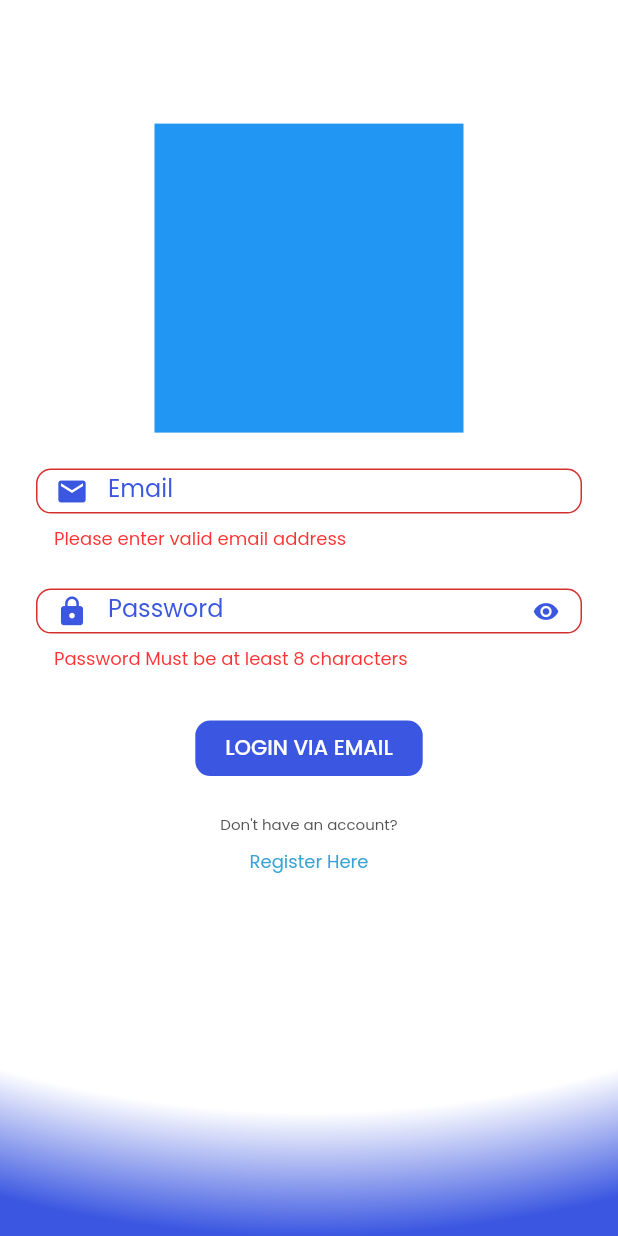
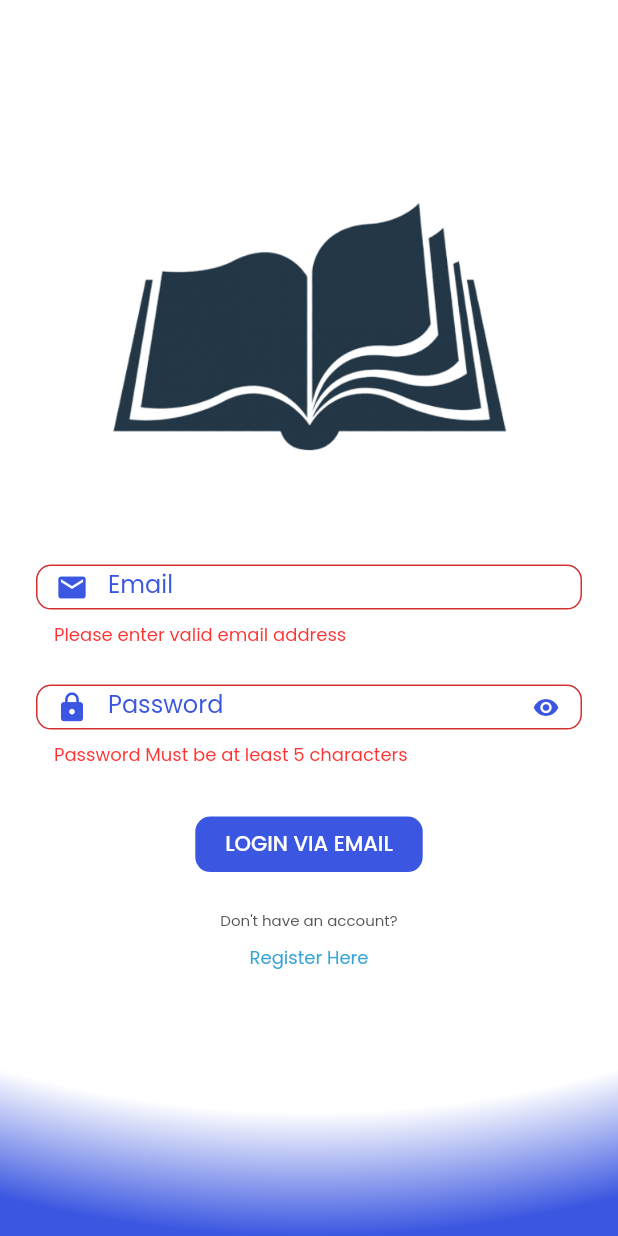
Before and after one commit to WeiJun0507/FYP_Project_LMS, a Flutter app: the screen it shows after launch, after a tap on "LOGIN VIA EMAIL", on a phone screen of 412 x 824 dp. Run offline on Flutter 3.47's test engine with Material 2 defaults, Android fonts, the phone set to English and light mode, and no system bars; our stand-ins replace firebase_auth, firebase_core, google_fonts, nb_utils; accounts and stored records are empty.

```diff
--- a/lib/main.dart
+++ b/lib/main.dart
@@ -1,8 +1,7 @@
 import 'package:flutter/material.dart';
 import 'package:flutter/services.dart';
-
 import 'package:nb_utils/nb_utils.dart';
-
+import 'package:firebase_core/firebase_core.dart';
 import 'routes/routes.dart';
 
 void main() async {
@@ -10,7 +9,7 @@ void main() async {
 
   await initialize();
   await SystemChrome.setPreferredOrientations([DeviceOrientation.portraitUp]);
-
+  await Firebase.initializeApp();
   runApp(const StarterPage());
 }
 
--- a/lib/ui/intro_screen.dart
+++ b/lib/ui/intro_screen.dart
@@ -4,6 +4,7 @@ import 'package:fyp_lms/utils/constant.dart';
 
 import 'package:google_fonts/google_fonts.dart';
 import 'package:nb_utils/nb_utils.dart';
+import 'package:fyp_lms/firebase_auth/auth_services.dart';
 
 class IntroScreen extends StatefulWidget {
   const IntroScreen({Key? key}) : super(key: key);
@@ -15,6 +16,7 @@ class IntroScreen extends StatefulWidget {
 class _IntroScreenState extends State<IntroScreen> with SingleTickerProviderStateMixin{
   //====================== VARIABLES =================================
 
+  AuthService _auth = AuthService();
   bool _registerState = false;
 
   TextEditingController? _usernameController;
@@ -44,14 +46,19 @@ class _IntroScreenState extends State<IntroScreen> with SingleTickerProviderStat
     usernameErrorMessage = null; passwordErrorMessage = null;
 
     if (_usernameController!.text.validateEmail() == false) usernameErrorMessage = 'Please enter valid email address';
-    if (_passwordController!.text.length < 8) passwordErrorMessage = 'Password Must be at least 8 characters';
+    if (_passwordController!.text.length < 5) passwordErrorMessage = 'Password Must be at least 5 characters';
 
     setState(() {});
     if (passwordErrorMessage != null || usernameErrorMessage != null) return;
-
-
+    if (passwordErrorMessage == null || usernameErrorMessage == null) {
+      dynamic result = _auth.signinWithEmailAndPassword(_usernameController!.text, _passwordController!.text);
+      if( result ==null){
+        print("could not sign in with those credentials");
+      } else{
+        //push second screen
+      }
+    }
   }
-
   registerViaEmail() {
     usernameErrorMessage = null; passwordErrorMessage = null; confirmPasswordErrorMessage = null;
 
@@ -61,8 +68,14 @@ class _IntroScreenState extends State<IntroScreen> with SingleTickerProviderStat
 
     setState(() {});
     if (passwordErrorMessage != null || usernameErrorMessage != null || confirmPasswordErrorMessage != null) return;
-
-
+    if (passwordErrorMessage == null || usernameErrorMessage == null || confirmPasswordErrorMessage == null) {
+      dynamic result = _auth.registerWithEmailAndPassword(_usernameController!.text, _passwordController!.text);
+      if( result == null ){
+        print("could not sign up with those credentials");
+      } else{
+        //push verificationscreen
+      }
+    }
   }
 
 
@@ -100,10 +113,9 @@ class _IntroScreenState extends State<IntroScreen> with SingleTickerProviderStat
               children: [
                 // LOGO
                 Center(
-                  child: Container(
-                    width: MediaQuery.of(context).size.width / 2,
-                    height: MediaQuery.of(context).size.width / 2,
-                    color: Colors.blue,
+                  child: Image(
+                    image: AssetImage('assets/lmsMainLogo-removebg.png'),
+                    height: 270
                   ),
                 ),
                 const SizedBox(height: LARGE_V_GAP,),
--- a/pubspec.yaml
+++ b/pubspec.yaml
@@ -79,9 +79,8 @@ flutter:
   uses-material-design: true
 
   # To add assets to your application, add an assets section, like this:
-  # assets:
-  #   - images/a_dot_burr.jpeg
-  #   - images/a_dot_ham.jpeg
+  assets:
+    - assets/lmsMainLogo-removebg.png
 
   # An image asset can refer to one or more resolution-specific "variants", see
   # https://flutter.dev/assets-and-images/#resolution-aware.
```
Also changed, not shown: lib/firebase_auth/auth_services.dart (added, +49 -0 lines), lib/ui/verification_screen.dart (added, +97 -0 lines), assets/lmsMainLogo-removebg.png (added), assets/lmsMainLogo.png (added), pubspec.lock.
